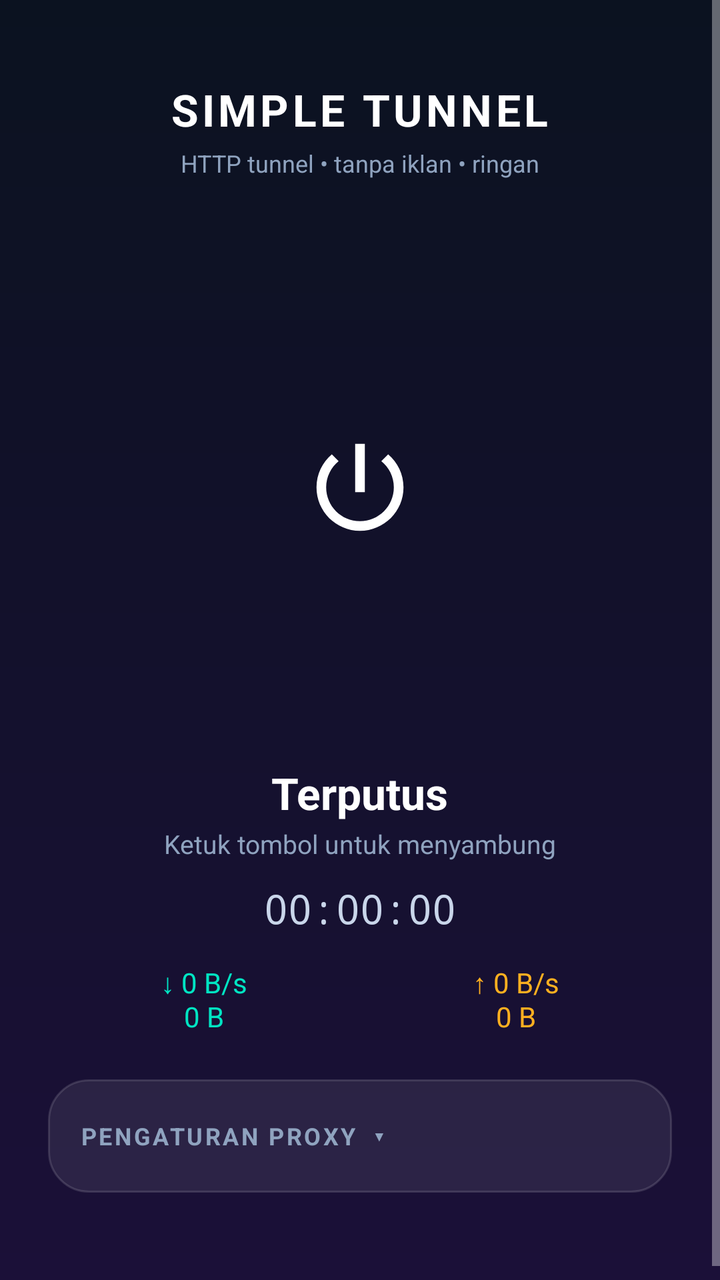
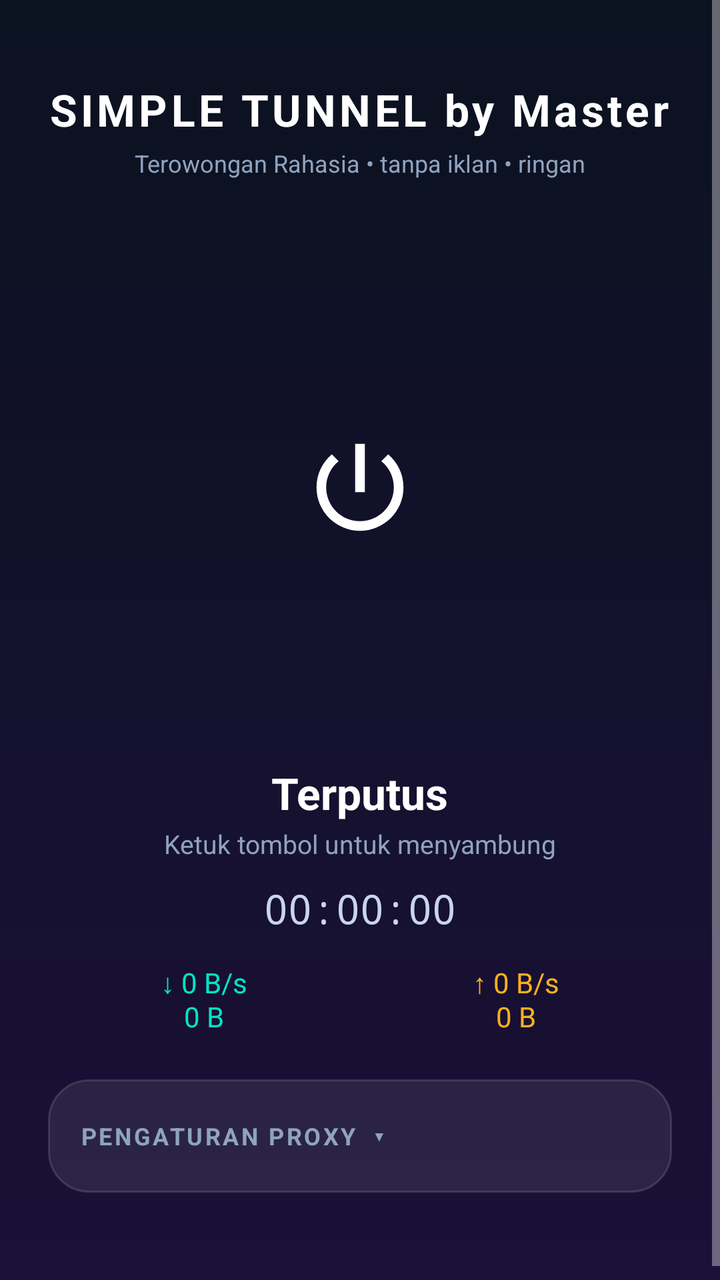

Screens rendered from an Android XML layout before and after an edit, with the pre-edit source and the edit as a unified diff.
<!-- AndroidManifest.xml: application theme AppTheme -->
<!-- res/layout/activity_main.xml -->
<?xml version="1.0" encoding="utf-8"?>
<ScrollView xmlns:android="http://schemas.android.com/apk/res/android"
    android:layout_width="match_parent"
    android:layout_height="match_parent"
    android:background="@drawable/bg_main"
    android:fillViewport="true"
    android:overScrollMode="never">

    <LinearLayout
        android:id="@+id/content"
        android:layout_width="match_parent"
        android:layout_height="wrap_content"
        android:gravity="center_horizontal"
        android:orientation="vertical"
        android:padding="24dp">

        <TextView
            android:layout_width="wrap_content"
            android:layout_height="wrap_content"
            android:layout_marginTop="16dp"
            android:letterSpacing="0.08"
            android:text="SIMPLE TUNNEL"
            android:textColor="#FFFFFF"
            android:textSize="22sp"
            android:textStyle="bold" />

        <TextView
            android:layout_width="wrap_content"
            android:layout_height="wrap_content"
            android:layout_marginTop="4dp"
            android:text="HTTP tunnel • tanpa iklan • ringan"
            android:textColor="#8FA3BF"
            android:textSize="12sp" />

        <FrameLayout
            android:layout_width="260dp"
            android:layout_height="260dp"
            android:layout_marginTop="24dp">

            <View
                android:id="@+id/ring1"
                android:layout_width="260dp"
                android:layout_height="260dp"
                android:layout_gravity="center"
                android:alpha="0"
                android:background="@drawable/ring_pulse" />

            <View
                android:id="@+id/ring2"
                android:layout_width="260dp"
                android:layout_height="260dp"
                android:layout_gravity="center"
                android:alpha="0"
                android:background="@drawable/ring_pulse" />

            <View
                android:id="@+id/spinner"
                android:layout_width="190dp"
                android:layout_height="190dp"
                android:layout_gravity="center"
                android:background="@drawable/ring_spinner"
                android:visibility="invisible" />

            <ImageView
                android:id="@+id/powerBtn"
                android:layout_width="150dp"
                android:layout_height="150dp"
                android:layout_gravity="center"
                android:clickable="true"
                android:contentDescription="Tombol sambung"
                android:focusable="true"
                android:padding="46dp"
                android:src="@drawable/ic_power" />
        </FrameLayout>

        <TextView
            android:id="@+id/tvStatus"
            android:layout_width="wrap_content"
            android:layout_height="wrap_content"
            android:layout_marginTop="8dp"
            android:text="Terputus"
            android:textColor="#FFFFFF"
            android:textSize="22sp"
            android:textStyle="bold" />

        <TextView
            android:id="@+id/tvSub"
            android:layout_width="wrap_content"
            android:layout_height="wrap_content"
            android:layout_marginTop="2dp"
            android:text="Ketuk tombol untuk menyambung"
            android:textColor="#8FA3BF"
            android:textSize="13sp" />

        <TextView
            android:id="@+id/tvTimer"
            android:layout_width="wrap_content"
            android:layout_height="wrap_content"
            android:layout_marginTop="10dp"
            android:fontFamily="monospace"
            android:text="00:00:00"
            android:textColor="#C9D6EA"
            android:textSize="20sp" />

        <LinearLayout
            android:layout_width="match_parent"
            android:layout_height="wrap_content"
            android:layout_marginTop="14dp"
            android:orientation="horizontal">

            <TextView
                android:id="@+id/tvDown"
                android:layout_width="0dp"
                android:layout_height="wrap_content"
                android:layout_weight="1"
                android:gravity="center"
                android:text="↓ 0 B/s\n0 B"
                android:textColor="#00E5C3"
                android:textSize="14sp" />

            <TextView
                android:id="@+id/tvUp"
                android:layout_width="0dp"
                android:layout_height="wrap_content"
                android:layout_weight="1"
                android:gravity="center"
                android:text="↑ 0 B/s\n0 B"
                android:textColor="#FFB020"
                android:textSize="14sp" />
        </LinearLayout>

        <LinearLayout
            android:layout_width="match_parent"
            android:layout_height="wrap_content"
            android:layout_marginTop="22dp"
            android:animateLayoutChanges="true"
            android:background="@drawable/bg_card"
            android:orientation="vertical"
            android:padding="16dp">

            <TextView
                android:id="@+id/tvSettingsHeader"
                android:layout_width="match_parent"
                android:layout_height="wrap_content"
                android:background="?android:attr/selectableItemBackground"
                android:clickable="true"
                android:focusable="true"
                android:letterSpacing="0.1"
                android:paddingTop="4dp"
                android:paddingBottom="4dp"
                android:text="PENGATURAN PROXY  ▾"
                android:textColor="#8FA3BF"
                android:textSize="12sp"
                android:textStyle="bold" />

            <LinearLayout
                android:id="@+id/settingsBody"
                android:layout_width="match_parent"
                android:layout_height="wrap_content"
                android:orientation="vertical"
                android:visibility="gone">

                <EditText
                    android:id="@+id/etHost"
                    style="@style/Field"
                    android:hint="Host / IP VPS"
                    android:inputType="textUri" />

                <EditText
                    android:id="@+id/etPort"
                    style="@style/Field"
                    android:hint="Port HTTP proxy"
                    android:inputType="number" />

                <EditText
                    android:id="@+id/etUser"
                    style="@style/Field"
                    android:hint="Username (opsional)"
                    android:inputType="text" />

                <EditText
                    android:id="@+id/etPass"
                    style="@style/Field"
                    android:hint="Password (opsional)"
                    android:inputType="textPassword" />
            </LinearLayout>
        </LinearLayout>

        <TextView
            android:id="@+id/tvError"
            android:layout_width="match_parent"
            android:layout_height="wrap_content"
            android:layout_marginTop="12dp"
            android:textColor="#FF6B6B"
            android:textIsSelectable="true"
            android:textSize="11sp" />
    </LinearLayout>
</ScrollView>
<!-- resources referenced by this layout -->
<resources>
  <!-- drawable bg_card (drawable) -->
  <?xml version="1.0" encoding="utf-8"?>
  <shape xmlns:android="http://schemas.android.com/apk/res/android">
      <solid android:color="#14FFFFFF" />
      <stroke android:width="1dp" android:color="#22FFFFFF" />
      <corners android:radius="20dp" />
  </shape>
  <!-- drawable bg_main (drawable) -->
  <?xml version="1.0" encoding="utf-8"?>
  <shape xmlns:android="http://schemas.android.com/apk/res/android">
      <gradient android:angle="270" android:startColor="#0B1220" android:endColor="#1B1038" />
  </shape>
  <!-- drawable ic_power (drawable) -->
  <?xml version="1.0" encoding="utf-8"?>
  <vector xmlns:android="http://schemas.android.com/apk/res/android"
      android:width="24dp"
      android:height="24dp"
      android:viewportWidth="24"
      android:viewportHeight="24">
      <path
          android:fillColor="#FFFFFF"
          android:pathData="M13,3h-2v10h2V3zM17.83,5.17l-1.42,1.42C17.99,7.86 19,9.81 19,12c0,3.87 -3.13,7 -7,7s-7,-3.13 -7,-7c0,-2.19 1.01,-4.14 2.58,-5.42L6.17,5.17C4.23,6.82 3,9.26 3,12c0,4.97 4.03,9 9,9s9,-4.03 9,-9c0,-2.74 -1.23,-5.18 -3.17,-6.83z" />
  </vector>
  <!-- drawable ring_pulse (drawable) -->
  <?xml version="1.0" encoding="utf-8"?>
  <shape xmlns:android="http://schemas.android.com/apk/res/android" android:shape="oval">
      <solid android:color="#2200E5C3" />
      <stroke android:width="3dp" android:color="#00E5C3" />
  </shape>
  <!-- drawable ring_spinner (drawable) -->
  <?xml version="1.0" encoding="utf-8"?>
  <shape xmlns:android="http://schemas.android.com/apk/res/android"
      android:innerRadiusRatio="2.2"
      android:shape="ring"
      android:thicknessRatio="24"
      android:useLevel="false">
      <gradient
          android:endColor="#FFFFB020"
          android:startColor="#00FFB020"
          android:type="sweep"
          android:useLevel="false" />
  </shape>
  <style name="Field">
          <item name="android:layout_width">match_parent</item>
          <item name="android:layout_height">wrap_content</item>
          <item name="android:layout_marginTop">10dp</item>
          <item name="android:background">@drawable/bg_input</item>
          <item name="android:padding">14dp</item>
          <item name="android:singleLine">true</item>
          <item name="android:textColor">#FFFFFF</item>
          <item name="android:textColorHint">#7F8FA9</item>
          <item name="android:textSize">15sp</item>
      </style>
  <style name="AppTheme" parent="@android:style/Theme.Material.NoActionBar" />
  <!-- drawable bg_input (drawable) -->
  <?xml version="1.0" encoding="utf-8"?>
  <shape xmlns:android="http://schemas.android.com/apk/res/android">
      <solid android:color="#40000000" />
      <stroke android:width="1dp" android:color="#26FFFFFF" />
      <corners android:radius="12dp" />
  </shape>
</resources>

<!-- the commit's change to res/layout/activity_main.xml (unified diff, before → after) -->
@@ -19,7 +19,7 @@
             android:layout_height="wrap_content"
             android:layout_marginTop="16dp"
             android:letterSpacing="0.08"
-            android:text="SIMPLE TUNNEL"
+            android:text="SIMPLE TUNNEL by Master"
             android:textColor="#FFFFFF"
             android:textSize="22sp"
             android:textStyle="bold" />
@@ -28,7 +28,7 @@
             android:layout_width="wrap_content"
             android:layout_height="wrap_content"
             android:layout_marginTop="4dp"
-            android:text="HTTP tunnel • tanpa iklan • ringan"
+            android:text="Terowongan Rahasia • tanpa iklan • ringan"
             android:textColor="#8FA3BF"
             android:textSize="12sp" />
 
